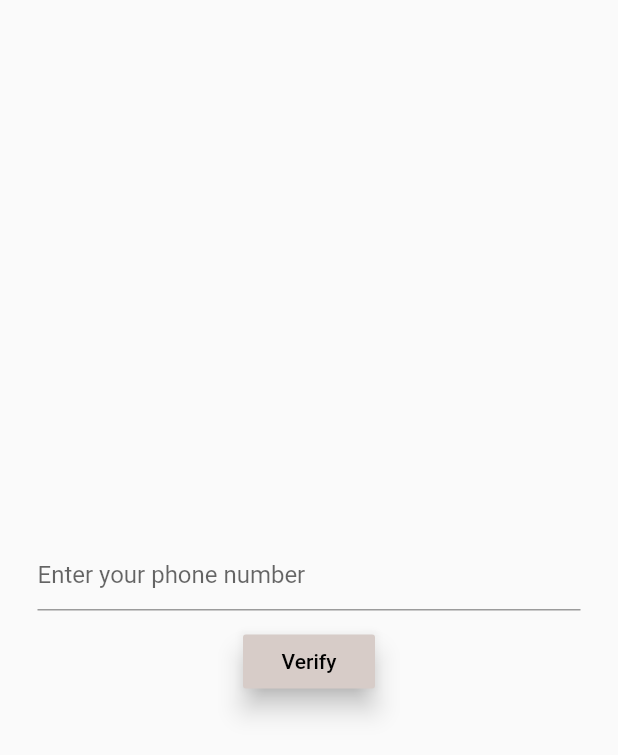
After one commit to noor396/joud_app, a Flutter app: the phoneP screen opened directly, on a phone screen of 412 x 824 dp. The commit adds this screen. Shown: the top 755 px of the screen. Run offline on Flutter 3.47's test engine with Material 2 defaults, Android fonts, the phone set to English and light mode, and no system bars; our stand-ins replace carousel_slider, cloud_firestore, firebase_auth, firebase_core, firebase_storage, geolocator and 3 more; missing offline and left inert: dart:html, dart:js, geocoder; accounts and stored records are empty.

Commit message:
nefal_16_4

```diff
--- /dev/null
+++ b/joud_app/lib/Authentication/login_by_phone.dart
@@ -0,0 +1,146 @@
+import 'dart:js';
+import 'dart:developer';
+import 'dart:io';
+import 'package:firebase_auth/firebase_auth.dart';
+import 'package:flutter/cupertino.dart';
+import 'package:flutter/material.dart';
+import 'package:flutter/rendering.dart';
+import '../screens/home_screen.dart';
+
+String phoneNo;
+String smsCode;
+String verificationId;
+
+class phoneP extends StatefulWidget {
+  @override
+  _phoneLog createState() => _phoneLog();
+}
+
+class _phoneLog extends State<phoneP> {
+  @override
+  Widget build(BuildContext context) {
+    return Scaffold(
+      body: new Center(
+        child: Container(
+          padding: EdgeInsets.all(25.0),
+          child: Column(
+            mainAxisAlignment: MainAxisAlignment.center,
+            children: <Widget>[
+              TextField(
+                decoration:
+                    InputDecoration(hintText: 'Enter your phone number'),
+                onChanged: (value) {
+                  phoneNo = value;
+                },
+              ),
+              SizedBox(height: 10.0),
+              RaisedButton(
+                onPressed: verfiyPhone,
+                child: Text('Verify'),
+                textColor: Colors.black,
+                elevation: 7.0,
+                color: Color.fromRGBO(215, 204, 200, 1.0),
+              )
+            ],
+          ),
+        ),
+      ),
+    );
+  }
+
+  final PhoneCodeAutoRetrievalTimeout phoneCodeAutoRetrievalTimeout =
+      (String verId) {
+    verificationId = verId;
+  };
+
+  final PhoneCodeSent smsCodeSent = (String verId, [int forceCodeRe]) {
+    verificationId = verId;
+    // smsCodeDialog(context).then((value) {
+    //   print('sign in');
+    // });
+  };
+  final PhoneVerificationCompleted verifiedSuccess = (u) {
+    print('verified');
+  };
+
+  final PhoneVerificationFailed verifiedFailed = (e) {
+    // FirebaseAuthException exception;
+    print('not verified');
+  };
+  lSignIn() {
+    FirebaseAuth.instance
+        .signInWithPhoneNumber(
+      verificationId, //: verificationId,
+      //smsCode: smsCode
+    )
+        .then((value) {
+      Navigator.of(context).pushReplacementNamed(HomeScreen.routeName);
+    }).catchError((e) {
+      print(e);
+    });
+  }
+
+  Future<void> verfiyPhone() async {
+    await FirebaseAuth.instance.verifyPhoneNumber(
+        phoneNumber: phoneNo,
+        codeSent: smsCodeSent,
+        timeout: const Duration(seconds: 5),
+        verificationCompleted: verifiedSuccess,
+        verificationFailed: verifiedFailed,
+        codeAutoRetrievalTimeout: phoneCodeAutoRetrievalTimeout);
+  }
+
+  Future<void> /*<bool>*/ smsCodeDialog(BuildContext cont) {
+    return showDialog(
+        context: cont,
+        barrierDismissible: false,
+        builder: (BuildContext cont) {
+          return new AlertDialog(
+            title: Text('Enter the sms code'),
+            content: TextField(
+              onChanged: (value) {
+                smsCode = value;
+              },
+            ),
+            contentPadding: EdgeInsets.all(10.0),
+            actions: <Widget>[
+              new FlatButton(
+                  child: Text('Done'),
+                  onPressed: () {
+                    var user = FirebaseAuth.instance.currentUser;
+                    var uid;
+                    if (user != null) {
+                      uid = user.uid;
+                      Navigator.of(cont).pop();
+                      Navigator.of(cont)
+                          .pushReplacementNamed(HomeScreen.routeName);
+                    } else {
+                      Navigator.of(cont).pop();
+                      lSignIn();
+                    }
+                  }
+                  // FirebaseAuth.instance.currentUser.reload().then((user) {
+                  //   //if (user != null) {
+                  //   if (FirebaseAuth.instance.currentUser != null) {
+                  //     Navigator.of(cont).pop();
+                  //     Navigator.of(cont).pushReplacementNamed('/HomePage');
+                  //   } else {
+                  //     Navigator.of(cont).pop();
+                  //     lSignIn();
+                  //   }
+                  // });
+                  // FirebaseAuth.instance.currentUser.then((u) {
+                  //   if (u != null) {
+                  //     Navigator.of(cont).pop();
+                  //     Navigator.of(cont).pushReplacementNamed('/HomePage');
+                  //   } else {
+                  //     Navigator.of(cont).pop();
+                  //     lSignIn();
+                  //   }
+                  // });
+                  ),
+            ],
+          );
+        });
+  }
+}
```
Also changed, not shown: joud_app/lib/Authentication/login.dart (+18 -99 lines), joud_app/lib/screens/sign_out_screen.dart (+10 -10 lines).
